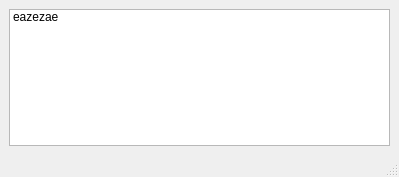
The window that dataset_selector.ui (jowanpittevils/Databasemanager_Signalplotter) describes before a commit, drawn with Qt 5.
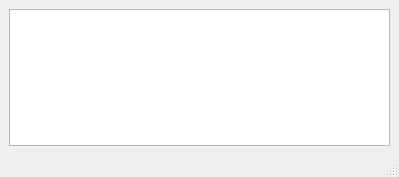
The same window after the commit.

What changed in the file:
```diff
--- a/dataset_selector.ui
+++ b/dataset_selector.ui
@@ -29,11 +29,6 @@
         <height>1</height>
        </size>
       </property>
-      <item>
-       <property name="text">
-        <string>eazezae</string>
-       </property>
-      </item>
      </widget>
     </item>
    </layout>
```
Left out of the diff: 2 changed lines with no effect on the pictures.
